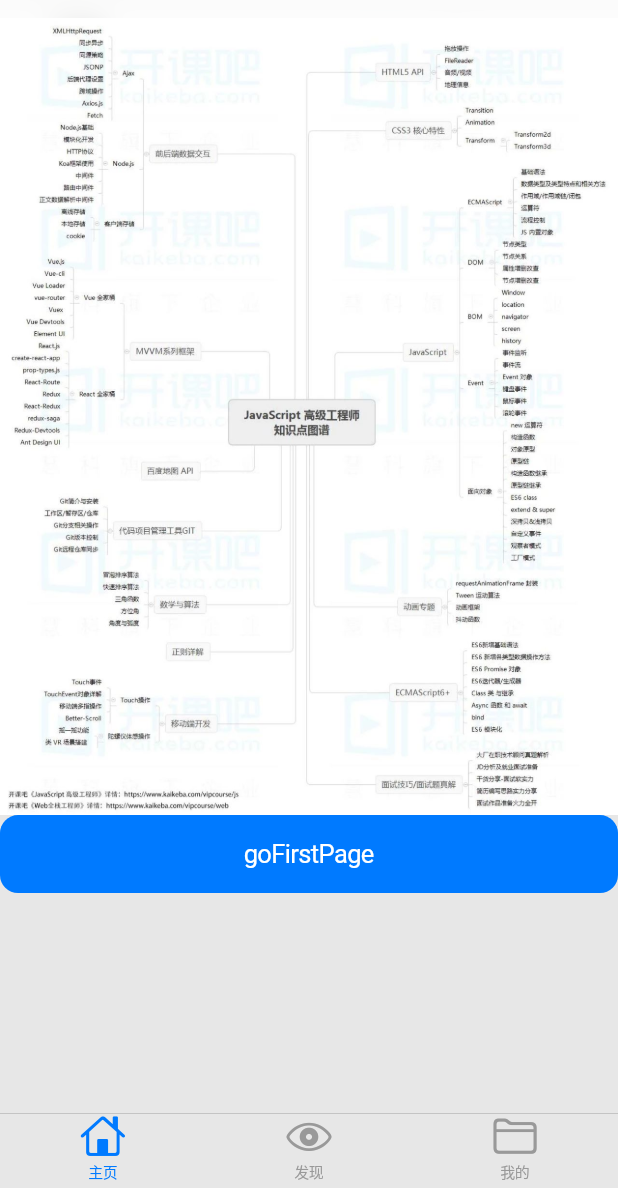
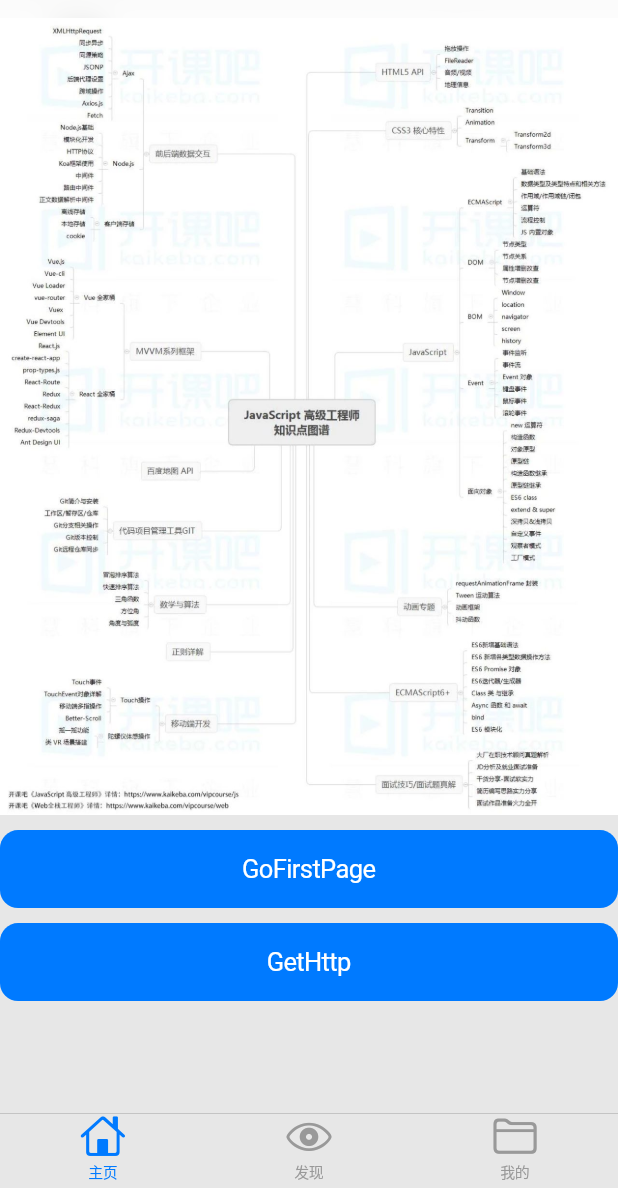
Before and after one commit to ConquerStars/flutter-iosStyle, a Flutter app: the screen it shows after launch, on a phone screen of 412 x 824 dp, the part 48-1236 px from its top. Run offline on Flutter 3.47's test engine with Material 2 defaults, Android fonts, the phone set to English and light mode, and no system bars; our stand-ins replace cookie_jar, dio.

```diff
--- /dev/null
+++ b/lib/service/home_servicr.dart
@@ -0,0 +1,14 @@
+import 'custDio_config.dart';
+
+void getHttp() async {
+  try {
+    final res = await custDio.get('/api');
+    print('getHttp catch Respond ==== Start');
+    print(res);
+    print('getHttp catch Respond ==== End');
+  } catch (e) {
+    print('getHttp catch Error ==== Start');
+    print(e);
+    print('getHttp catch Error ==== End');
+  }
+}
--- a/lib/src/home.dart
+++ b/lib/src/home.dart
@@ -1,5 +1,6 @@
 import 'package:flutter/material.dart';
 import 'package:flutter/cupertino.dart';
+import 'package:flutter_demo/service/home_servicr.dart';
 
 import 'package:flutter_demo/src/firstPage.dart';
 
@@ -13,15 +14,32 @@ class TabHome extends StatelessWidget {
           Image.asset(
             "lib/assets/img/js.jpg",
           ),
-          CupertinoButton(
+          Padding(
+            padding: EdgeInsets.only(top: 10),
+            child: CupertinoButton(
               color: CupertinoColors.activeBlue,
-            child: Text('goFirstPage',
+              child: Text('GoFirstPage',
                 style: TextStyle(
                   color: Colors.white,
                 )),
               onPressed: ()=>Navigator.of(context,rootNavigator: true).push(MaterialPageRoute(builder: (_)=> FirstPage())),
               pressedOpacity: 0.9,
             ),
+          ),
+          Padding(
+            padding: EdgeInsets.only(top: 10),
+            child: CupertinoButton(
+              color: CupertinoColors.activeBlue,
+              child: Text('GetHttp',
+                style: TextStyle(
+                  color: Colors.white,
+                )),
+              onPressed: (){
+                getHttp();
+              },
+              pressedOpacity: 0.9,
+            ),
+          ),
         ],
       ),
     );
--- a/pubspec.yaml
+++ b/pubspec.yaml
@@ -23,6 +23,8 @@ dependencies:
   # The following adds the Cupertino Icons font to your application.
   # Use with the CupertinoIcons class for iOS style icons.
   cupertino_icons: ^0.1.2
+  #网络请求库
+  dio: ^2.1.5
 
 dev_dependencies:
   flutter_test:
```
Also changed, not shown: lib/service/custDio_config.dart (added, +34 -0 lines), pubspec.lock. Lines whose indentation alone changed are shown as unchanged.
